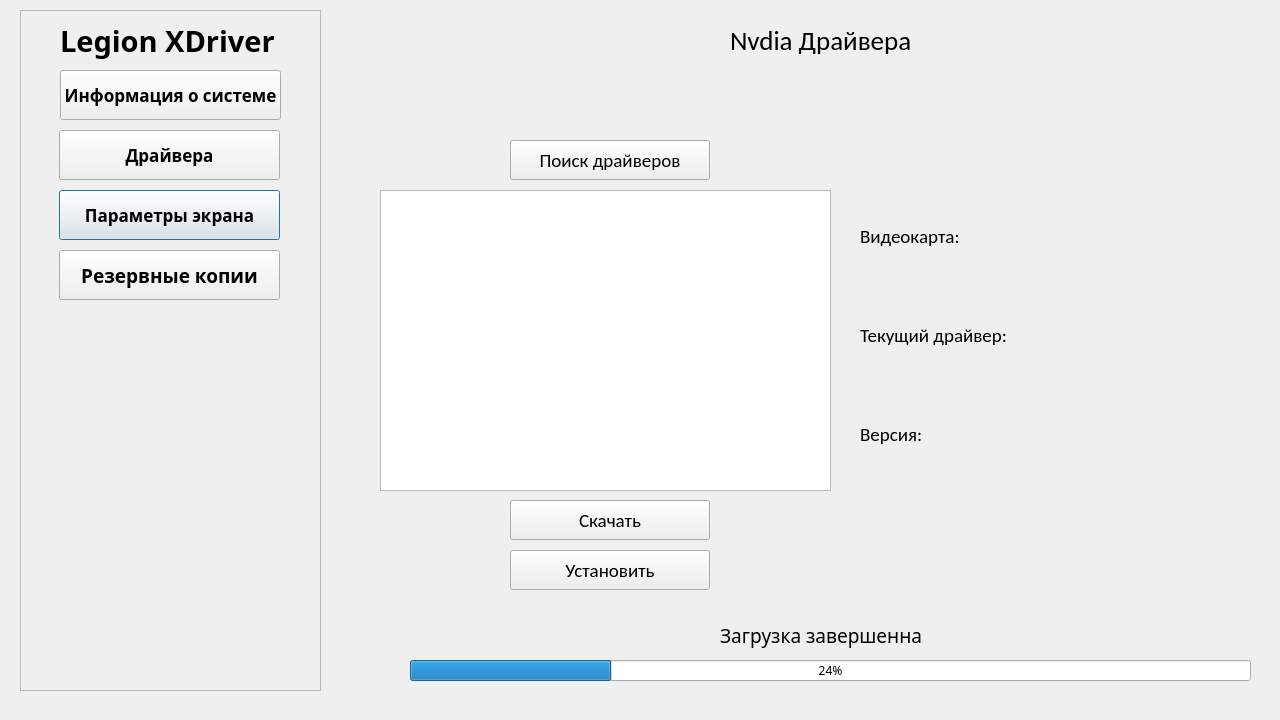
Before: the Qt Designer form ui/mainwindow.ui in Ilase/xUtiles, drawn with Qt 5.
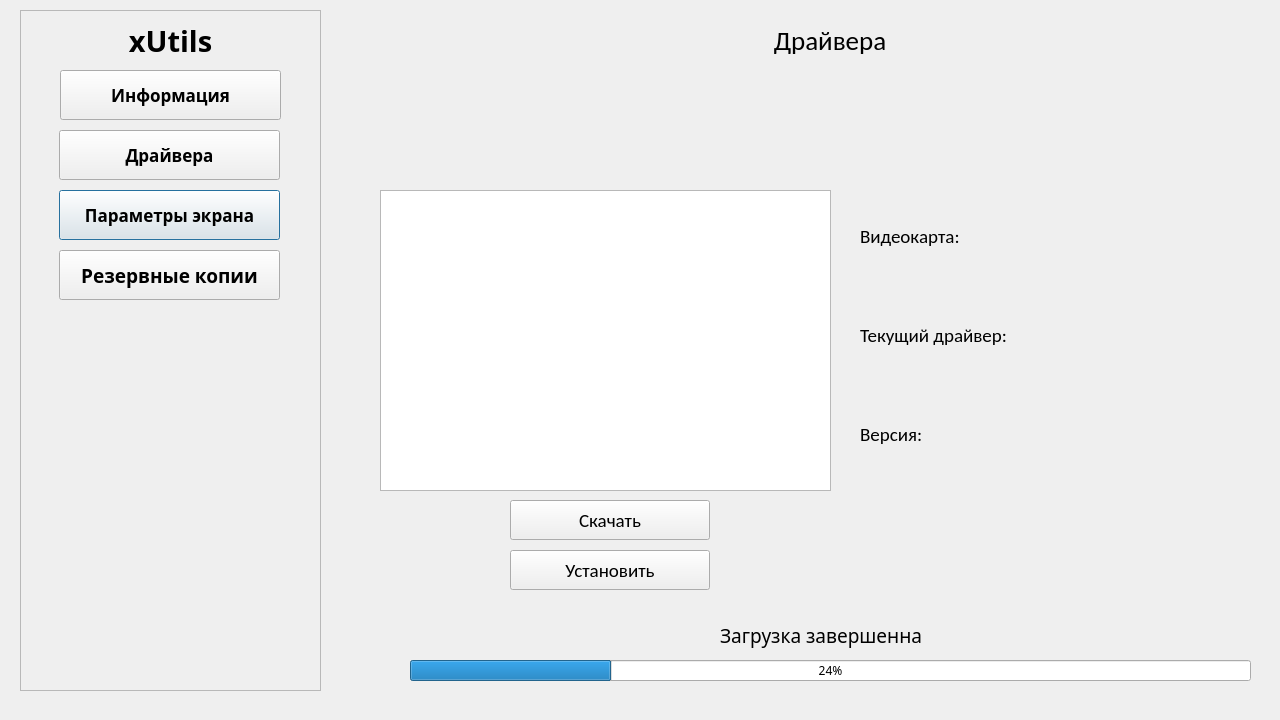
After: the same form once the commit is applied. The open tabs and pages were chosen to show the change. Icons and pictures are not drawn.

```diff
--- a/ui/mainwindow.ui
+++ b/ui/mainwindow.ui
@@ -76,7 +76,13 @@
      </font>
     </property>
     <property name="text">
-     <string>Legion XDriver</string>
+     <string>xUtils</string>
+    </property>
+    <property name="textFormat">
+     <enum>Qt::PlainText</enum>
+    </property>
+    <property name="alignment">
+     <set>Qt::AlignCenter</set>
     </property>
    </widget>
    <widget class="QPushButton" name="Backup">
@@ -139,7 +145,7 @@
      </font>
     </property>
     <property name="text">
-     <string>Информация о системе</string>
+     <string>Информация</string>
     </property>
    </widget>
    <widget class="QLabel" name="label_28">
@@ -425,24 +431,6 @@
     </widget>
    </widget>
    <widget class="QWidget" name="pageDrivers">
-    <widget class="QPushButton" name="SearchDrivers">
-     <property name="geometry">
-      <rect>
-       <x>150</x>
-       <y>130</y>
-       <width>200</width>
-       <height>40</height>
-      </rect>
-     </property>
-     <property name="font">
-      <font>
-       <pointsize>14</pointsize>
-      </font>
-     </property>
-     <property name="text">
-      <string>Поиск драйверов</string>
-     </property>
-    </widget>
     <widget class="QPushButton" name="Download">
      <property name="geometry">
       <rect>
@@ -497,7 +485,10 @@
       </font>
      </property>
      <property name="text">
-      <string>Nvdia Драйвера</string>
+      <string>Драйвера</string>
+     </property>
+     <property name="alignment">
+      <set>Qt::AlignCenter</set>
      </property>
     </widget>
     <widget class="QListView" name="listDrivers">
```
Left out of the diff: 2 changed lines with no effect on the pictures.
